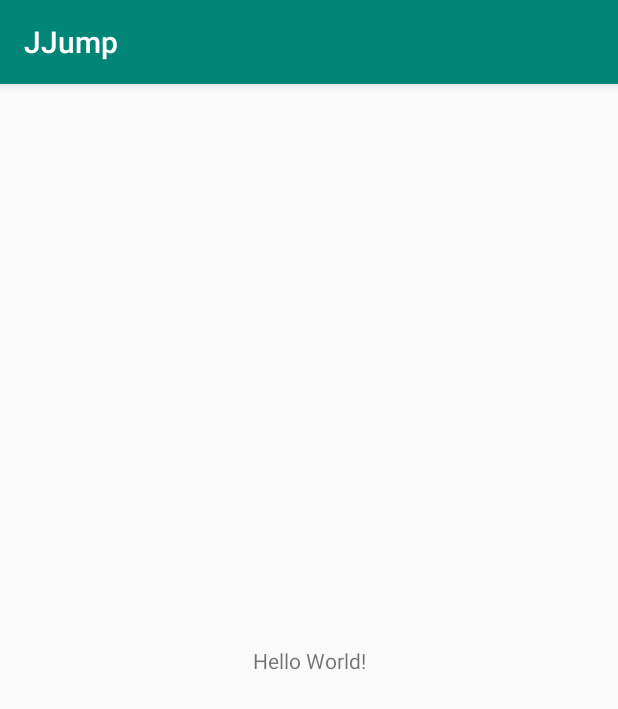
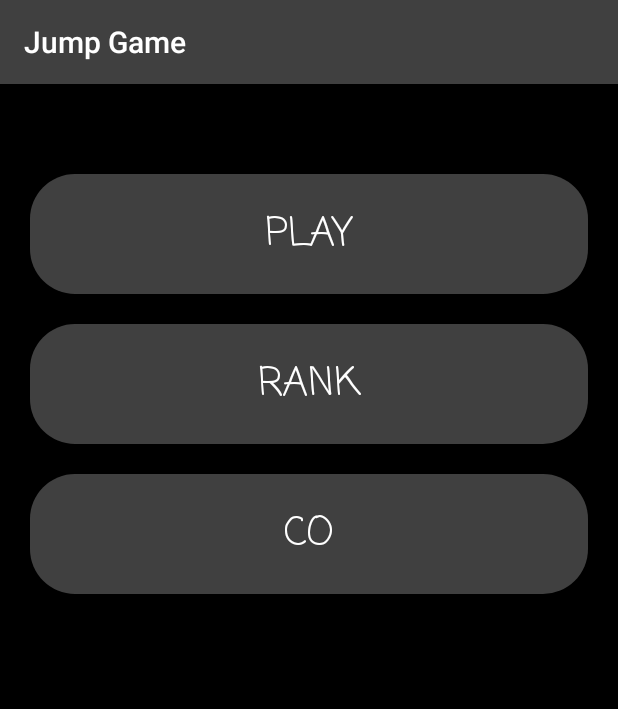
Before and after one commit to PaWeek/JumpGame, an Android app: the screen it shows after launch (MainActivity), on a phone screen of 412 x 824 dp. Shown: the top 709 px of the screen. Run offline under Robolectric (Android 15) with nearby library versions, the phone set to English and light mode, and no system bars.

Commit message:
added simple menu

```diff
--- a/app/src/main/AndroidManifest.xml
+++ b/app/src/main/AndroidManifest.xml
@@ -9,7 +9,7 @@
         android:roundIcon="@mipmap/ic_launcher_round"
         android:supportsRtl="true"
         android:theme="@style/AppTheme">
-        <activity android:name=".MainActivity">
+        <activity android:name=".MainActivity" android:label="@string/app_name">
             <intent-filter>
                 <action android:name="android.intent.action.MAIN" />
 
--- /dev/null
+++ b/app/src/main/res/drawable/rounded_button.xml
@@ -0,0 +1,8 @@
+<?xml version="1.0" encoding="utf-8"?>
+<shape xmlns:android="http://schemas.android.com/apk/res/android"
+    android:shape="rectangle">
+
+    <solid android:color="@color/colorBtnMenu"></solid>
+    <corners android:radius="30dp"></corners>
+
+</shape>
--- a/app/src/main/res/layout/activity_main.xml
+++ b/app/src/main/res/layout/activity_main.xml
@@ -1,18 +1,47 @@
 <?xml version="1.0" encoding="utf-8"?>
-<android.support.constraint.ConstraintLayout xmlns:android="http://schemas.android.com/apk/res/android"
+<LinearLayout xmlns:android="http://schemas.android.com/apk/res/android"
     xmlns:app="http://schemas.android.com/apk/res-auto"
     xmlns:tools="http://schemas.android.com/tools"
+    android:orientation="vertical"
     android:layout_width="match_parent"
     android:layout_height="match_parent"
+    android:background="@color/colorBlack"
     tools:context=".MainActivity">
 
-    <TextView
-        android:layout_width="wrap_content"
-        android:layout_height="wrap_content"
-        android:text="Hello World!"
-        app:layout_constraintBottom_toBottomOf="parent"
-        app:layout_constraintLeft_toLeftOf="parent"
-        app:layout_constraintRight_toRightOf="parent"
-        app:layout_constraintTop_toTopOf="parent" />
+    <Button
+        android:layout_width="match_parent"
+        android:layout_height="80dp"
+        android:layout_marginTop="60dp"
+        android:layout_marginLeft="20dp"
+        android:layout_marginRight="20dp"
+        android:textSize="26dp"
+        android:background="@drawable/rounded_button"
+        android:textColor="@color/colorWhiteText"
+        android:fontFamily="casual"
+        android:text="PLAY" />
 
-</android.support.constraint.ConstraintLayout>
+    <Button
+        android:layout_width="match_parent"
+        android:layout_height="80dp"
+        android:layout_marginLeft="20dp"
+        android:layout_marginTop="20dp"
+        android:layout_marginRight="20dp"
+        android:background="@drawable/rounded_button"
+        android:fontFamily="casual"
+        android:text="RANK"
+        android:textColor="@color/colorWhiteText"
+        android:textSize="26dp" />
+
+    <Button
+        android:layout_width="match_parent"
+        android:layout_height="80dp"
+        android:layout_marginTop="20dp"
+        android:layout_marginLeft="20dp"
+        android:layout_marginRight="20dp"
+        android:fontFamily="casual"
+        android:textSize="26dp"
+        android:background="@drawable/rounded_button"
+        android:textColor="@color/colorWhiteText"
+        android:text="CO" />
+
+</LinearLayout>
--- a/app/src/main/res/values/colors.xml
+++ b/app/src/main/res/values/colors.xml
@@ -1,6 +1,9 @@
 <?xml version="1.0" encoding="utf-8"?>
 <resources>
-    <color name="colorPrimary">#008577</color>
+    <color name="colorPrimary">#404040</color>
     <color name="colorPrimaryDark">#00574B</color>
     <color name="colorAccent">#D81B60</color>
+    <color name="colorBtnMenu">#404040</color>
+    <color name="colorBlack">#000000</color>
+    <color name="colorWhiteText">#FFFFFF</color>
 </resources>
--- a/app/src/main/res/values/strings.xml
+++ b/app/src/main/res/values/strings.xml
@@ -1,3 +1,3 @@
 <resources>
-    <string name="app_name">JJump</string>
+    <string name="app_name">Jump Game</string>
 </resources>
```
